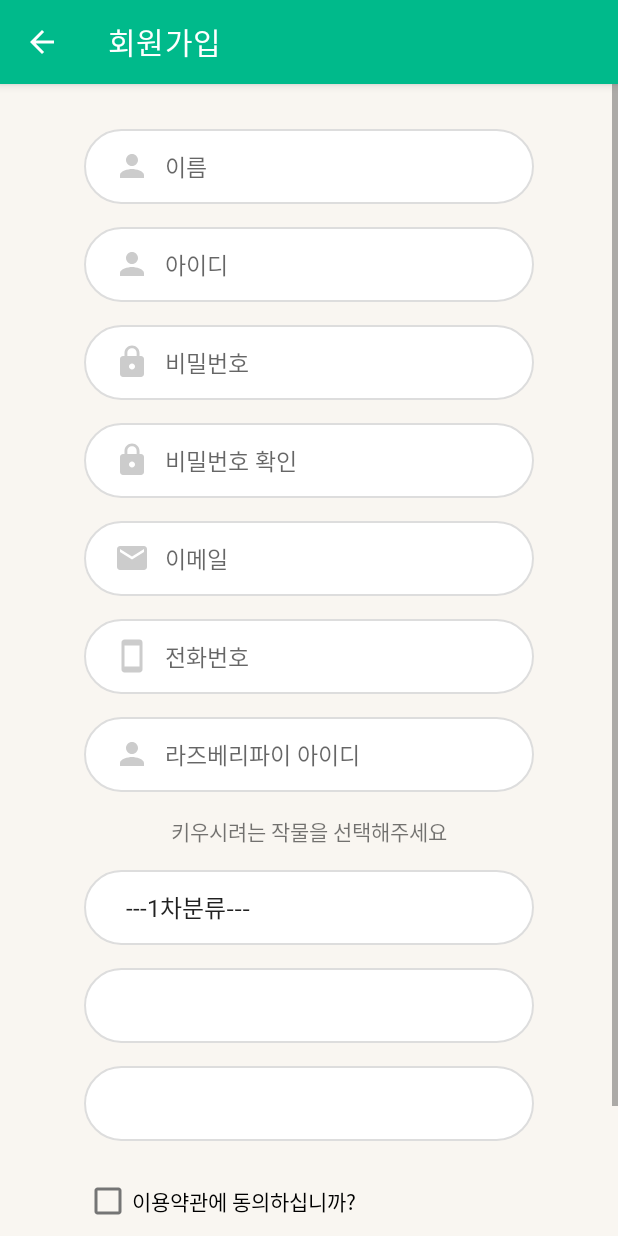
After one commit to jin0220/FarmMonitoring, an Android app: the SignUpActivity screen opened directly, with no data from a screen before it, on a phone screen of 412 x 824 dp. The commit adds this screen. Run offline under Robolectric (Android 15) with nearby library versions, the phone set to English and light mode, and no system bars.

Commit message:
sign up
회원가입 페이지 ui 추가

```diff
--- a/app/src/main/AndroidManifest.xml
+++ b/app/src/main/AndroidManifest.xml
@@ -9,10 +9,11 @@
         android:roundIcon="@mipmap/ic_launcher_logo_round"
         android:supportsRtl="true"
         android:theme="@style/Theme.Farm_monitoring">
-        <activity android:name=".LoginActivity"></activity>
+        <activity android:name=".SignUpActivity"></activity>
+        <activity android:name=".LoginActivity" />
         <activity
             android:name=".CommunityDetailActivity"
-            android:windowSoftInputMode="adjustResize"></activity>
+            android:windowSoftInputMode="adjustResize" />
         <activity android:name=".MainActivity">
             <intent-filter>
                 <action android:name="android.intent.action.MAIN" />
--- a/app/src/main/java/com/example/farm_monitoring/LoginActivity.java
+++ b/app/src/main/java/com/example/farm_monitoring/LoginActivity.java
@@ -1,8 +1,12 @@
 package com.example.farm_monitoring;
 
+import androidx.appcompat.app.ActionBar;
 import androidx.appcompat.app.AppCompatActivity;
 
+import android.content.Intent;
 import android.os.Bundle;
+import android.view.View;
+import android.widget.Button;
 
 public class LoginActivity extends AppCompatActivity {
 
@@ -10,5 +14,18 @@ public class LoginActivity extends AppCompatActivity {
     protected void onCreate(Bundle savedInstanceState) {
         super.onCreate(savedInstanceState);
         setContentView(R.layout.activity_login);
+
+//        ActionBar actionBar = getSupportActionBar();
+//        actionBar.hide();
+        getSupportActionBar().setTitle("로그인");
+
+        Button sign_up = findViewById(R.id.sign_up);
+        sign_up.setOnClickListener(new View.OnClickListener() {
+            @Override
+            public void onClick(View v) {
+                Intent intent = new Intent(getApplicationContext(), SignUpActivity.class);
+                startActivity(intent);
+            }
+        });
     }
 }
--- /dev/null
+++ b/app/src/main/java/com/example/farm_monitoring/SignUpActivity.java
@@ -0,0 +1,26 @@
+package com.example.farm_monitoring;
+
+import androidx.appcompat.app.AppCompatActivity;
+
+import android.os.Bundle;
+import android.widget.ArrayAdapter;
+import android.widget.Spinner;
+
+public class SignUpActivity extends AppCompatActivity {
+
+    @Override
+    protected void onCreate(Bundle savedInstanceState) {
+        super.onCreate(savedInstanceState);
+        setContentView(R.layout.activity_sign_up);
+
+        getSupportActionBar().setTitle("회원가입");
+        getSupportActionBar().setDisplayHomeAsUpEnabled(true);
+
+        Spinner spinner = findViewById(R.id.category1);
+        ArrayAdapter<CharSequence> adapter = ArrayAdapter.createFromResource(this, R.array.category1, android.R.layout.simple_spinner_item);
+        adapter.setDropDownViewResource(android.R.layout.simple_spinner_dropdown_item);
+        spinner.setAdapter(adapter);
+
+
+    }
+}
--- /dev/null
+++ b/app/src/main/res/drawable/ic_baseline_arrow_drop_down.xml
@@ -0,0 +1,5 @@
+<vector android:height="24dp" android:tint="#CCCCCC"
+    android:viewportHeight="24" android:viewportWidth="24"
+    android:width="24dp" xmlns:android="http://schemas.android.com/apk/res/android">
+    <path android:fillColor="@android:color/white" android:pathData="M7,10l5,5 5,-5z"/>
+</vector>
--- /dev/null
+++ b/app/src/main/res/drawable/ic_baseline_email.xml
@@ -0,0 +1,5 @@
+<vector android:height="24dp" android:tint="#CCCCCC"
+    android:viewportHeight="24" android:viewportWidth="24"
+    android:width="24dp" xmlns:android="http://schemas.android.com/apk/res/android">
+    <path android:fillColor="@android:color/white" android:pathData="M20,4L4,4c-1.1,0 -1.99,0.9 -1.99,2L2,18c0,1.1 0.9,2 2,2h16c1.1,0 2,-0.9 2,-2L22,6c0,-1.1 -0.9,-2 -2,-2zM20,8l-8,5 -8,-5L4,6l8,5 8,-5v2z"/>
+</vector>
--- /dev/null
+++ b/app/src/main/res/drawable/ic_baseline_phone.xml
@@ -0,0 +1,5 @@
+<vector android:height="24dp" android:tint="#CCCCCC"
+    android:viewportHeight="24" android:viewportWidth="24"
+    android:width="24dp" xmlns:android="http://schemas.android.com/apk/res/android">
+    <path android:fillColor="@android:color/white" android:pathData="M17,1.01L7,1c-1.1,0 -2,0.9 -2,2v18c0,1.1 0.9,2 2,2h10c1.1,0 2,-0.9 2,-2V3c0,-1.1 -0.9,-1.99 -2,-1.99zM17,19H7V5h10v14z"/>
+</vector>
--- a/app/src/main/res/layout/activity_login.xml
+++ b/app/src/main/res/layout/activity_login.xml
@@ -73,8 +73,6 @@
 
     </LinearLayout>
 
-
-
     <LinearLayout
         android:layout_width="wrap_content"
         android:layout_height="wrap_content"
--- /dev/null
+++ b/app/src/main/res/layout/activity_sign_up.xml
@@ -0,0 +1,146 @@
+<?xml version="1.0" encoding="utf-8"?>
+<LinearLayout xmlns:android="http://schemas.android.com/apk/res/android"
+    xmlns:app="http://schemas.android.com/apk/res-auto"
+    xmlns:tools="http://schemas.android.com/tools"
+    android:layout_width="match_parent"
+    android:layout_height="match_parent"
+    tools:context=".SignUpActivity"
+    android:background="@color/background"
+    android:orientation="vertical">
+
+    <ScrollView
+        android:layout_width="match_parent"
+        android:layout_height="match_parent">
+
+        <LinearLayout
+            android:layout_width="match_parent"
+            android:layout_height="match_parent"
+            android:gravity="center_horizontal"
+            android:orientation="vertical"
+            android:paddingTop="30dp">
+
+            <EditText
+                android:layout_width="300dp"
+                android:layout_height="50dp"
+                android:layout_marginBottom="15dp"
+                android:background="@drawable/login_edit"
+                android:drawableLeft="@drawable/ic_baseline_person"
+                android:drawablePadding="10dp"
+                android:hint="이름"
+                android:paddingLeft="20dp"
+                android:textSize="15dp" />
+
+            <EditText
+                android:layout_width="300dp"
+                android:layout_height="50dp"
+                android:layout_marginBottom="15dp"
+                android:background="@drawable/login_edit"
+                android:drawableLeft="@drawable/ic_baseline_person"
+                android:drawablePadding="10dp"
+                android:hint="아이디"
+                android:paddingLeft="20dp"
+                android:textSize="15dp" />
+
+            <EditText
+                android:layout_width="300dp"
+                android:layout_height="50dp"
+                android:layout_marginBottom="15dp"
+                android:background="@drawable/login_edit"
+                android:drawableLeft="@drawable/ic_baseline_lock"
+                android:drawablePadding="10dp"
+                android:hint="비밀번호"
+                android:paddingLeft="20dp"
+                android:textSize="15dp" />
+
+            <EditText
+                android:layout_width="300dp"
+                android:layout_height="50dp"
+                android:layout_marginBottom="15dp"
+                android:background="@drawable/login_edit"
+                android:drawableLeft="@drawable/ic_baseline_lock"
+                android:drawablePadding="10dp"
+                android:hint="비밀번호 확인"
+                android:paddingLeft="20dp"
+                android:textSize="15dp" />
+
+            <EditText
+                android:layout_width="300dp"
+                android:layout_height="50dp"
+                android:layout_marginBottom="15dp"
+                android:background="@drawable/login_edit"
+                android:drawableLeft="@drawable/ic_baseline_email"
+                android:drawablePadding="10dp"
+                android:hint="이메일"
+                android:paddingLeft="20dp"
+                android:textSize="15dp" />
+
+            <EditText
+                android:layout_width="300dp"
+                android:layout_height="50dp"
+                android:layout_marginBottom="15dp"
+                android:background="@drawable/login_edit"
+                android:drawableLeft="@drawable/ic_baseline_phone"
+                android:drawablePadding="10dp"
+                android:hint="전화번호"
+                android:paddingLeft="20dp"
+                android:textSize="15dp" />
+
+            <EditText
+                android:layout_width="300dp"
+                android:layout_height="50dp"
+                android:layout_marginBottom="15dp"
+                android:background="@drawable/login_edit"
+                android:drawableLeft="@drawable/ic_baseline_person"
+                android:drawablePadding="10dp"
+                android:hint="라즈베리파이 아이디"
+                android:paddingLeft="20dp"
+                android:textSize="15dp" />
+
+            <TextView
+                android:layout_width="wrap_content"
+                android:layout_height="wrap_content"
+                android:layout_marginBottom="15dp"
+                android:text="키우시려는 작물을 선택해주세요" />
+
+            <Spinner
+                android:id="@+id/category1"
+                android:layout_width="300dp"
+                android:layout_height="50dp"
+                android:layout_marginBottom="15dp"
+                android:background="@drawable/login_edit"
+                android:paddingLeft="20dp"/>
+
+            <Spinner
+                android:id="@+id/category2"
+                android:layout_width="300dp"
+                android:layout_height="50dp"
+                android:layout_marginBottom="15dp"
+                android:background="@drawable/login_edit"
+                android:paddingLeft="20dp"/>
+
+            <Spinner
+                android:id="@+id/category3"
+                android:layout_width="300dp"
+                android:layout_height="50dp"
+                android:layout_marginBottom="15dp"
+                android:background="@drawable/login_edit"
+                android:paddingLeft="20dp"/>
+
+            <CheckBox
+                android:layout_width="300dp"
+                android:layout_height="50dp"
+                android:layout_marginBottom="15dp"
+                android:text="이용약관에 동의하십니까?" />
+
+            <Button
+                android:layout_width="300dp"
+                android:layout_height="50dp"
+                android:background="@drawable/login_edit"
+                android:text="회원가입"
+                android:layout_marginBottom="30dp"/>
+
+        </LinearLayout>
+
+    </ScrollView>
+
+</LinearLayout>
--- a/app/src/main/res/values/strings.xml
+++ b/app/src/main/res/values/strings.xml
@@ -1,5 +1,12 @@
 <resources>
     <string name="app_name">우리집 앞마당</string>
-    <!-- TODO: Remove or change this placeholder text -->
     <string name="hello_blank_fragment">Hello blank fragment</string>
+    <string-array name="category1">
+        <item>---1차분류---</item>
+        <item>잎채소</item>
+        <item>열매채소</item>
+        <item>뿌리채소</item>
+        <item>식량작물</item>
+        <item>허브</item>
+    </string-array>
 </resources>
```
